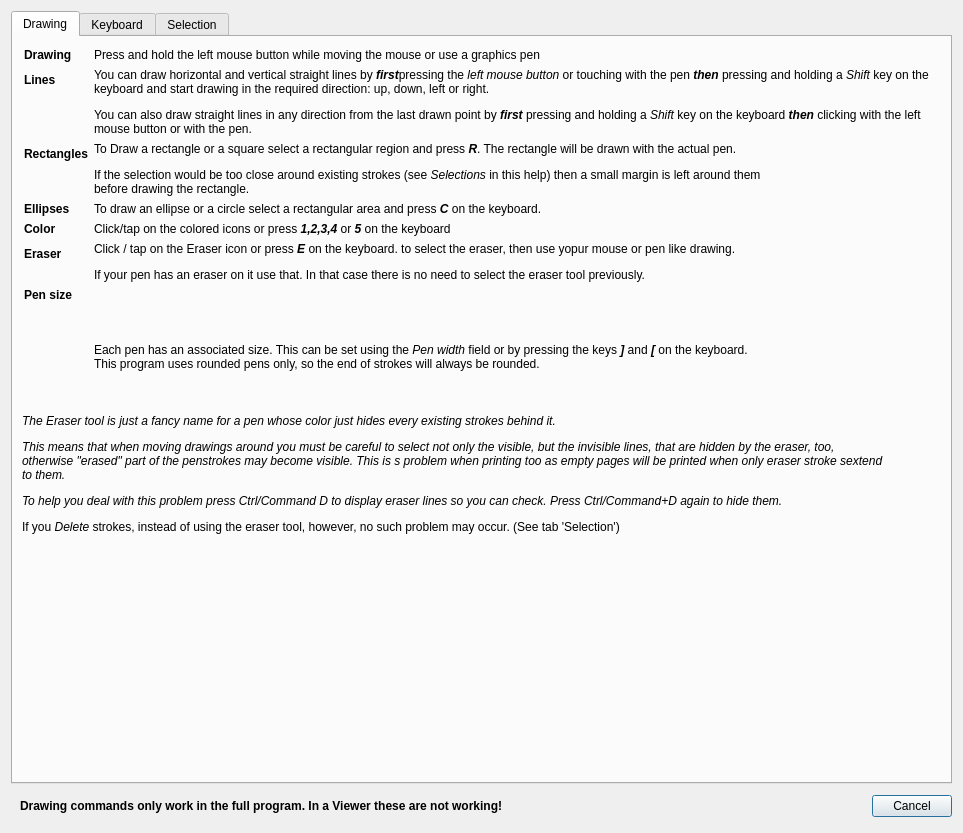
First picture: the form in FalconBoard/helpdialog.ui, repository solyoma/FalconBoard, before the edit.
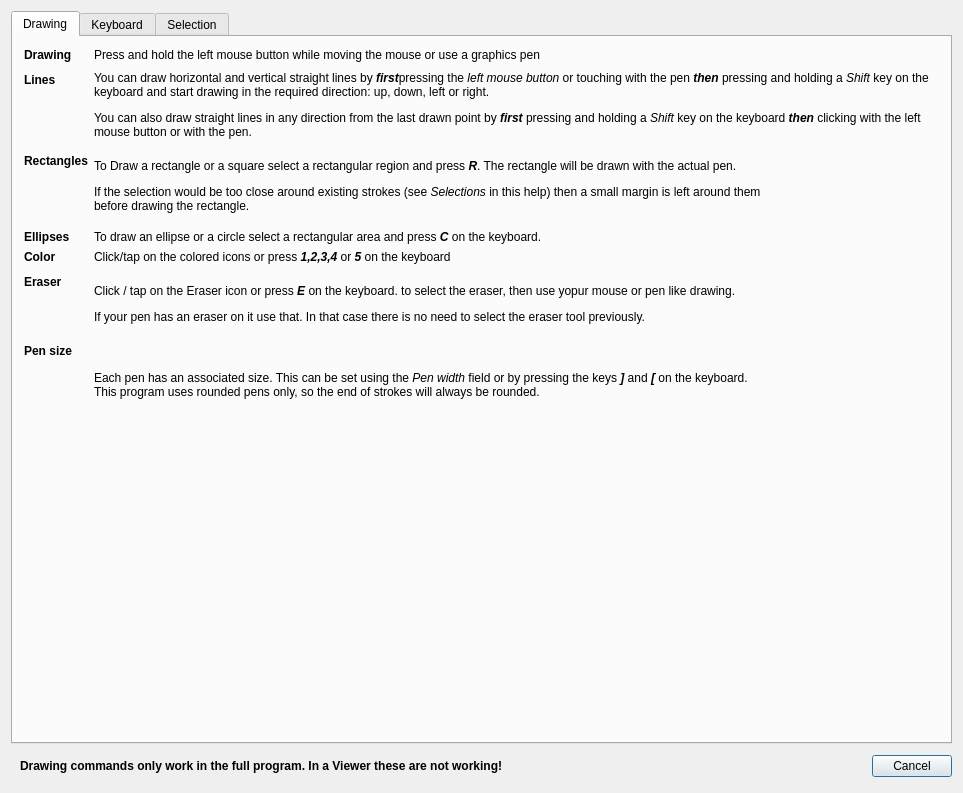
Second picture: the form after the edit.

Commit message: bugfix: eraser seem to be working bugfix: clipboard could not be created before the GUI application was created bugfix: eraser drawn on bad canvas bugfix: undo eraser strokes

What changed in the file:
```diff
--- a/FalconBoard/helpdialog.ui
+++ b/FalconBoard/helpdialog.ui
@@ -33,6 +33,9 @@
           </sizepolicy>
          </property>
          <layout class="QFormLayout" name="formLayout">
+          <property name="labelAlignment">
+           <set>Qt::AlignLeading|Qt::AlignLeft|Qt::AlignTop</set>
+          </property>
           <property name="leftMargin">
            <number>2</number>
           </property>
@@ -254,22 +257,6 @@
          </layout>
         </widget>
        </item>
-       <item>
-        <widget class="QLabel" name="label_8">
-         <property name="font">
-          <font>
-           <weight>50</weight>
-           <bold>false</bold>
-          </font>
-         </property>
-         <property name="text">
-          <string>&lt;html&gt;&lt;head/&gt;&lt;body&gt;&lt;p&gt;&lt;span style=&quot; font-style:italic;&quot;&gt;The Eraser tool is just a fancy name for a pen whose color just hides every existing strokes behind it.&lt;/span&gt;&lt;/p&gt;&lt;p&gt;&lt;span style=&quot; font-style:italic;&quot;&gt;This means that when moving drawings around you must be careful to select not only the visible, but the invisible lines, that are hidden by the eraser, too,&lt;br/&gt;otherwise &amp;quot;erased&amp;quot; part of the penstrokes may become visible. This is s problem when printing too as empty pages will be printed when only eraser stroke sextend &lt;br/&gt;to them.&lt;/span&gt;&lt;/p&gt;&lt;p&gt;&lt;span style=&quot; font-style:italic;&quot;&gt;To help you deal with this problem press Ctrl/Command D to display eraser lines so you can check. Press Ctrl/Command+D again to hide them.&lt;/span&gt;&lt;/p&gt;&lt;p&gt;If you &lt;span style=&quot; font-style:italic;&quot;&gt;Delete&lt;/span&gt; strokes, instead of using the eraser tool, however, no such problem may occur. (See tab 'Selection')&lt;br/&gt;&lt;/p&gt;&lt;/body&gt;&lt;/html&gt;</string>
-         </property>
-         <property name="wordWrap">
-          <bool>true</bool>
-         </property>
-        </widget>
-       </item>
        <item>
         <spacer name="verticalSpacer">
          <property name="orientation">
@@ -342,7 +329,7 @@
           </font>
          </property>
          <property name="title">
-          <string>Keybord shortcuts</string>
+          <string>Keybord shortcuts - no active selection</string>
          </property>
          <layout class="QHBoxLayout" name="horizontalLayout_3">
           <item>
@@ -354,7 +341,7 @@
              </font>
             </property>
             <property name="text">
-             <string>&lt;html&gt;&lt;head/&gt;&lt;body&gt;&lt;p&gt;&lt;span style=&quot; font-weight:600;&quot;&gt;F1&lt;/span&gt; Show this help&lt;br/&gt;&lt;br/&gt;&lt;span style=&quot; font-weight:600;&quot;&gt;1, 2, 3, 4, 5 &lt;/span&gt;Select Pen color, &lt;span style=&quot; font-weight:600;&quot;&gt;E &lt;/span&gt;Select Eraser&lt;br/&gt;&lt;span style=&quot; font-weight:600;&quot;&gt;X&lt;/span&gt; Put a cross at the actual cursor position&lt;br/&gt;&lt;span style=&quot; font-weight:600;&quot;&gt;Brace keys &lt;/span&gt;(&lt;span style=&quot; font-weight:600;&quot;&gt;][&lt;/span&gt;) increase / decrease pen size&lt;br/&gt;&lt;span style=&quot; font-weight:600;&quot;&gt;Ctrl/Command&lt;/span&gt; + &lt;span style=&quot; font-weight:600;&quot;&gt;Del&lt;/span&gt; Clear whole document&lt;br/&gt;&lt;span style=&quot; font-weight:600;&quot;&gt;Ctrl/Command&lt;/span&gt; + &lt;span style=&quot; font-weight:600;&quot;&gt;N &lt;/span&gt;Create new document&lt;br/&gt;&lt;span style=&quot; font-weight:600;&quot;&gt;Ctrl/Command&lt;/span&gt; + &lt;span style=&quot; font-weight:600;&quot;&gt;O &lt;/span&gt;Open document&lt;br/&gt;&lt;span style=&quot; font-weight:600;&quot;&gt;Ctrl/Command&lt;/span&gt; + &lt;span style=&quot; font-weight:600;&quot;&gt;P&lt;/span&gt; Print document&lt;br/&gt;&lt;span style=&quot; font-weight:600;&quot;&gt;F4&lt;/span&gt; Take a snapshot of the screen behind FalconBoard&lt;/p&gt;&lt;/body&gt;&lt;/html&gt;</string>
+             <string>&lt;html&gt;&lt;head/&gt;&lt;body&gt;&lt;p&gt;&lt;span style=&quot; font-weight:600;&quot;&gt;F1&lt;/span&gt; Show this help&lt;br/&gt;&lt;br/&gt;&lt;span style=&quot; font-weight:600;&quot;&gt;1, 2, 3, 4, 5 &lt;/span&gt;Select Pen color, &lt;span style=&quot; font-weight:600;&quot;&gt;E &lt;/span&gt;Select Eraser&lt;br/&gt;&lt;span style=&quot; font-weight:600;&quot;&gt;X / . (period)&lt;/span&gt; Put a cross / point at the actual cursor position&lt;br/&gt;&lt;span style=&quot; font-weight:600;&quot;&gt;Brace keys &lt;/span&gt;(&lt;span style=&quot; font-weight:600;&quot;&gt;][&lt;/span&gt;) increase / decrease pen size&lt;br/&gt;&lt;span style=&quot; font-weight:600;&quot;&gt;Ctrl/Command&lt;/span&gt; + &lt;span style=&quot; font-weight:600;&quot;&gt;Del&lt;/span&gt; Clear whole document&lt;br/&gt;&lt;span style=&quot; font-weight:600;&quot;&gt;Ctrl/Command&lt;/span&gt; + &lt;span style=&quot; font-weight:600;&quot;&gt;N &lt;/span&gt;Create new document&lt;br/&gt;&lt;span style=&quot; font-weight:600;&quot;&gt;Ctrl/Command&lt;/span&gt; + &lt;span style=&quot; font-weight:600;&quot;&gt;O &lt;/span&gt;Open document&lt;br/&gt;&lt;span style=&quot; font-weight:600;&quot;&gt;Ctrl/Command&lt;/span&gt; + &lt;span style=&quot; font-weight:600;&quot;&gt;P&lt;/span&gt; Print document&lt;br/&gt;&lt;span style=&quot; font-weight:600;&quot;&gt;F4&lt;/span&gt; Take a snapshot of the screen behind FalconBoard&lt;/p&gt;&lt;/body&gt;&lt;/html&gt;</string>
             </property>
            </widget>
           </item>
@@ -382,7 +369,7 @@
              </font>
             </property>
             <property name="text">
-             <string>&lt;html&gt;&lt;head/&gt;&lt;body&gt;&lt;p&gt;&lt;span style=&quot; font-weight:600;&quot;&gt;1, 2, 3, 4, 5 &lt;/span&gt;&lt;span style=&quot; font-style:italic;&quot;&gt;Recolor &lt;/span&gt;&lt;span style=&quot; font-weight:600; font-style:italic;&quot;&gt;completely selected&lt;/span&gt;&lt;span style=&quot; font-style:italic;&quot;&gt; strokes&lt;br/&gt;&lt;/span&gt;&lt;span style=&quot; font-weight:600; font-style:italic;&quot;&gt;0, 8, 9, H, V&lt;/span&gt;&lt;span style=&quot; font-style:italic;&quot;&gt; Rotate or flip &lt;/span&gt;&lt;span style=&quot; font-weight:600; font-style:italic;&quot;&gt;completely selected&lt;/span&gt;&lt;span style=&quot; font-style:italic;&quot;&gt; strokes &lt;br/&gt;&lt;/span&gt;&lt;span style=&quot; font-weight:600;&quot;&gt;0 &lt;/span&gt;&lt;span style=&quot; font-style:italic;&quot;&gt;Rotate selection right by 90 degrees&lt;/span&gt;&lt;br/&gt;&lt;span style=&quot; font-weight:600;&quot;&gt;      8 &lt;/span&gt;&lt;span style=&quot; font-style:italic;&quot;&gt;Rotate selection by 180 degrees&lt;/span&gt;&lt;br/&gt;&lt;span style=&quot; font-weight:600;&quot;&gt;      9 &lt;/span&gt;&lt;span style=&quot; font-style:italic;&quot;&gt;Rotate selection left by 90 degrees&lt;br/&gt;&lt;/span&gt;&lt;span style=&quot; font-weight:600;&quot;&gt;H &lt;/span&gt;&lt;span style=&quot; font-style:italic;&quot;&gt;Flip horizontal&lt;/span&gt;&lt;br/&gt;&lt;span style=&quot; font-weight:600;&quot;&gt;V &lt;/span&gt;&lt;span style=&quot; font-style:italic;&quot;&gt;Flip vertical&lt;br/&gt;&lt;/span&gt;&lt;span style=&quot; font-weight:600;&quot;&gt;Ctrl+Ins, Ctrl+C&lt;/span&gt;&lt;span style=&quot; font-style:italic;&quot;&gt; Copy selected strokes &lt;br/&gt;&lt;/span&gt;&lt;span style=&quot; font-weight:600;&quot;&gt;Ctrl+X, Shift+Del&lt;/span&gt;&lt;span style=&quot; font-style:italic;&quot;&gt; Cut selected strokes &lt;br/&gt;&lt;/span&gt;&lt;span style=&quot; font-weight:600;&quot;&gt;Del, BackSpace&lt;/span&gt;&lt;span style=&quot; font-style:italic;&quot;&gt; Delete selected strokes &lt;br/&gt;&lt;/span&gt;&lt;span style=&quot; font-weight:600;&quot;&gt;R key&lt;/span&gt;&lt;span style=&quot; font-style:italic;&quot;&gt; Draw a rectangle around the selected area leaving a small margin around the selected strokes. Press &lt;/span&gt;&lt;span style=&quot; font-weight:600; font-style:italic;&quot;&gt;Ctrl+R &lt;/span&gt;&lt;span style=&quot; font-style:italic;&quot;&gt;if you don't want the margin, &lt;/span&gt;&lt;span style=&quot; font-weight:600; font-style:italic;&quot;&gt;Shift+R&lt;/span&gt;&lt;span style=&quot; font-style:italic;&quot;&gt; for solid rectangle&lt;/span&gt;&lt;span style=&quot; font-weight:600; font-style:italic;&quot;&gt;&lt;br/&gt;&lt;/span&gt;&lt;span style=&quot; font-weight:600;&quot;&gt;C key&lt;/span&gt;&lt;span style=&quot; font-style:italic;&quot;&gt; Draw an ellipse (or circle) inside the selected area, &lt;/span&gt;&lt;span style=&quot; font-weight:600; font-style:italic;&quot;&gt;Shift+C&lt;/span&gt;&lt;span style=&quot; font-style:italic;&quot;&gt; for solid ellipse^circle..&lt;br/&gt;&lt;/span&gt;&lt;span style=&quot; font-weight:600;&quot;&gt;X key &lt;/span&gt;&lt;span style=&quot; font-style:italic;&quot;&gt;Mark the center of a rectangular selection with intersecting lines&lt;/span&gt;&lt;br/&gt;&lt;span style=&quot; font-weight:600;&quot;&gt;. (Dot)&lt;/span&gt;&lt;span style=&quot; font-style:italic;&quot;&gt;Key Mark the center of a rectangular selection with a single point&lt;/span&gt;&lt;/p&gt;&lt;p&gt;&lt;br/&gt;&lt;/p&gt;&lt;p&gt;&lt;span style=&quot; font-style:italic;&quot;&gt;Move&lt;/span&gt; selected drawings with holding down the &lt;span style=&quot; font-weight:600; font-style:italic;&quot;&gt;Left &lt;/span&gt;button, or move a copy by holding down &lt;span style=&quot; font-weight:600;&quot;&gt;Alt/Option&lt;/span&gt; and pressing and holding the &lt;span style=&quot; font-weight:600; font-style:italic;&quot;&gt;Left&lt;/span&gt; button or using the pen. &lt;br/&gt;Copy selection with &lt;span style=&quot; font-weight:600;&quot;&gt;Ctrl&lt;/span&gt;+&lt;span style=&quot; font-weight:600;&quot;&gt;C &lt;/span&gt;(&lt;span style=&quot; font-weight:600;&quot;&gt;Command&lt;/span&gt;+&lt;span style=&quot; font-weight:600;&quot;&gt;C&lt;/span&gt;), Cut selection with &lt;span style=&quot; font-weight:600;&quot;&gt;Ctrl&lt;/span&gt;+&lt;span style=&quot; font-weight:600;&quot;&gt;X&lt;/span&gt; (&lt;span style=&quot; font-weight:600;&quot;&gt;Command&lt;/span&gt;+&lt;span style=&quot; font-weight:600;&quot;&gt;X&lt;/span&gt;) Paste by selecting an area at destination then use &lt;span style=&quot; font-weight:600;&quot;&gt;Ctr&lt;/span&gt;l+&lt;span style=&quot; font-weight:600;&quot;&gt;V &lt;/span&gt;(&lt;span style=&quot; font-weight:600;&quot;&gt;Command&lt;/span&gt;+&lt;span style=&quot; font-weight:600;&quot;&gt;V&lt;/span&gt;).&lt;/p&gt;&lt;p&gt;&lt;span style=&quot; font-weight:600;&quot;&gt;F5 &lt;/span&gt;&lt;span style=&quot; font-style:italic;&quot;&gt;Insert vertical space from top of selected area (Moves all drawings down below the top of this selection)&lt;/span&gt;&lt;/p&gt;&lt;p&gt;&lt;span style=&quot; font-weight:600;&quot;&gt;Del &lt;/span&gt;&lt;span style=&quot; font-style:italic;&quot;&gt;Removes selected strokes or, when there are no strokes or images inside the selection area, removes that space&lt;/span&gt;&lt;/p&gt;&lt;p&gt;&lt;span style=&quot; font-weight:600;&quot;&gt;ESC &lt;/span&gt;Hide&lt;span style=&quot; font-style:italic;&quot;&gt; the selection&lt;/span&gt;&lt;/p&gt;&lt;/body&gt;&lt;/html&gt;</string>
+             <string>&lt;html&gt;&lt;head/&gt;&lt;body&gt;&lt;p&gt;&lt;span style=&quot; font-weight:600;&quot;&gt;1, 2, 3, 4, 5 &lt;/span&gt;&lt;span style=&quot; font-style:italic;&quot;&gt;Recolor &lt;/span&gt;&lt;span style=&quot; font-weight:600; font-style:italic;&quot;&gt;completely selected&lt;/span&gt;&lt;span style=&quot; font-style:italic;&quot;&gt; strokes&lt;br/&gt;&lt;/span&gt;&lt;span style=&quot; font-weight:600; font-style:italic;&quot;&gt;0, 8, 9, H, V&lt;/span&gt;&lt;span style=&quot; font-style:italic;&quot;&gt; Rotate or flip &lt;/span&gt;&lt;span style=&quot; font-weight:600; font-style:italic;&quot;&gt;completely selected&lt;/span&gt;&lt;span style=&quot; font-style:italic;&quot;&gt; strokes &lt;br/&gt;&lt;/span&gt;&lt;span style=&quot; font-weight:600;&quot;&gt;0 &lt;/span&gt;&lt;span style=&quot; font-style:italic;&quot;&gt;Rotate selection right by 90 degrees&lt;/span&gt;&lt;br/&gt;&lt;span style=&quot; font-weight:600;&quot;&gt;      8 &lt;/span&gt;&lt;span style=&quot; font-style:italic;&quot;&gt;Rotate selection by 180 degrees&lt;/span&gt;&lt;br/&gt;&lt;span style=&quot; font-weight:600;&quot;&gt;      9 &lt;/span&gt;&lt;span style=&quot; font-style:italic;&quot;&gt;Rotate selection left by 90 degrees&lt;br/&gt;&lt;/span&gt;&lt;span style=&quot; font-weight:600;&quot;&gt;H &lt;/span&gt;&lt;span style=&quot; font-style:italic;&quot;&gt;Flip horizontal&lt;/span&gt;&lt;br/&gt;&lt;span style=&quot; font-weight:600;&quot;&gt;V &lt;/span&gt;&lt;span style=&quot; font-style:italic;&quot;&gt;Flip vertical&lt;br/&gt;&lt;/span&gt;&lt;span style=&quot; font-weight:600;&quot;&gt;Ctrl+Ins, Ctrl+C&lt;/span&gt;&lt;span style=&quot; font-style:italic;&quot;&gt; Copy selected strokes &lt;br/&gt;&lt;/span&gt;&lt;span style=&quot; font-weight:600;&quot;&gt;Ctrl+X, Shift+Del&lt;/span&gt;&lt;span style=&quot; font-style:italic;&quot;&gt; Cut selected strokes &lt;br/&gt;&lt;/span&gt;&lt;span style=&quot; font-weight:600;&quot;&gt;Del, BackSpace&lt;/span&gt;&lt;span style=&quot; font-style:italic;&quot;&gt; Delete selected strokes &lt;br/&gt;&lt;/span&gt;&lt;span style=&quot; font-weight:600;&quot;&gt;R key&lt;/span&gt;&lt;span style=&quot; font-style:italic;&quot;&gt; Draw a rectangle around the selected area leaving a small margin around the selected strokes. Press &lt;/span&gt;&lt;span style=&quot; font-weight:600; font-style:italic;&quot;&gt;Ctrl+R &lt;/span&gt;&lt;span style=&quot; font-style:italic;&quot;&gt;if you don't want the margin, &lt;/span&gt;&lt;span style=&quot; font-weight:600; font-style:italic;&quot;&gt;Shift+R&lt;/span&gt;&lt;span style=&quot; font-style:italic;&quot;&gt; for solid rectangle&lt;/span&gt;&lt;span style=&quot; font-weight:600; font-style:italic;&quot;&gt;&lt;br/&gt;&lt;/span&gt;&lt;span style=&quot; font-weight:600;&quot;&gt;C key&lt;/span&gt;&lt;span style=&quot; font-style:italic;&quot;&gt; Draw an ellipse (or circle) inside the selected area, &lt;/span&gt;&lt;span style=&quot; font-weight:600; font-style:italic;&quot;&gt;Shift+C&lt;/span&gt;&lt;span style=&quot; font-style:italic;&quot;&gt; for solid ellipse^circle..&lt;br/&gt;&lt;/span&gt;&lt;span style=&quot; font-weight:600;&quot;&gt;X key &lt;/span&gt;&lt;span style=&quot; font-style:italic;&quot;&gt;Mark the center of a rectangular selection with intersecting lines&lt;/span&gt;&lt;br/&gt;&lt;span style=&quot; font-weight:600;&quot;&gt;. (Dot)&lt;/span&gt;&lt;span style=&quot; font-style:italic;&quot;&gt;Key Mark the center of a rectangular selection with a single point&lt;/span&gt;&lt;/p&gt;&lt;p&gt;&lt;br/&gt;Copy selection with &lt;span style=&quot; font-weight:600;&quot;&gt;Ctrl&lt;/span&gt;+&lt;span style=&quot; font-weight:600;&quot;&gt;C &lt;/span&gt;(&lt;span style=&quot; font-weight:600;&quot;&gt;Command&lt;/span&gt;+&lt;span style=&quot; font-weight:600;&quot;&gt;C&lt;/span&gt;), Cut selection with &lt;span style=&quot; font-weight:600;&quot;&gt;Ctrl&lt;/span&gt;+&lt;span style=&quot; font-weight:600;&quot;&gt;X&lt;/span&gt; (&lt;span style=&quot; font-weight:600;&quot;&gt;Command&lt;/span&gt;+&lt;span style=&quot; font-weight:600;&quot;&gt;X&lt;/span&gt;) Paste by selecting an area at destination then use &lt;span style=&quot; font-weight:600;&quot;&gt;Ctr&lt;/span&gt;l+&lt;span style=&quot; font-weight:600;&quot;&gt;V &lt;/span&gt;(&lt;span style=&quot; font-weight:600;&quot;&gt;Command&lt;/span&gt;+&lt;span style=&quot; font-weight:600;&quot;&gt;V&lt;/span&gt;).&lt;/p&gt;&lt;p&gt;&lt;span style=&quot; font-weight:600;&quot;&gt;F5 &lt;/span&gt;&lt;span style=&quot; font-style:italic;&quot;&gt;Insert vertical space from top of selected area (Moves all drawings down below the top of this selection)&lt;/span&gt;&lt;/p&gt;&lt;p&gt;&lt;span style=&quot; font-weight:600;&quot;&gt;Del &lt;/span&gt;&lt;span style=&quot; font-style:italic;&quot;&gt;Removes selected strokes or, when there are no strokes or images inside the selection area, removes that space&lt;/span&gt;&lt;/p&gt;&lt;p&gt;&lt;span style=&quot; font-weight:600;&quot;&gt;ESC &lt;/span&gt;Hide&lt;span style=&quot; font-style:italic;&quot;&gt; the selection&lt;/span&gt;&lt;/p&gt;&lt;/body&gt;&lt;/html&gt;</string>
             </property>
            </widget>
           </item>
@@ -415,7 +402,7 @@
           <item>
            <widget class="QLabel" name="label_19">
             <property name="text">
-             <string>&lt;html&gt;&lt;head/&gt;&lt;body&gt;&lt;p&gt;&lt;span style=&quot; font-weight:600;&quot;&gt;Area selection&lt;br/&gt;&lt;/span&gt;&lt;br/&gt;Press and hold the &lt;span style=&quot; font-weight:600; font-style:italic;&quot;&gt;right mouse (pen) button&lt;/span&gt; or press and hold &lt;span style=&quot; font-weight:600; font-style:italic;&quot;&gt;Ctrl&lt;/span&gt;&lt;span style=&quot; font-weight:600;&quot;&gt; /Command+ &lt;/span&gt;&lt;span style=&quot; font-weight:600; font-style:italic;&quot;&gt;left mouse button&lt;/span&gt; and move the mouse (pen) around. Release the mouse or pen button when finished. &lt;/p&gt;&lt;p&gt;When you release the button the selection shrinks to enclose completely selected strokes (including or excluding eraser lines, depending on the initial manual selection!). If you don't want the selection to shrink (for instance making a rectangle around a region) press &lt;span style=&quot; font-weight:600; font-style:italic;&quot;&gt;Alt/Option&lt;/span&gt; on the keyboard before releasing the mouse or pen button.&lt;/p&gt;&lt;p&gt;To get a square selection (for drawing squares or circles instead of rectangles or ellipses) press and hold the &lt;span style=&quot; font-weight:600; font-style:italic;&quot;&gt;Shift &lt;/span&gt;key during selection. If you hold the &lt;span style=&quot; font-weight:600; text-decoration: underline;&quot;&gt;Alt/Option&lt;/span&gt; key down then the selection expands from the starting point. So you may draw concentric circles or rectangles.&lt;/p&gt;&lt;p&gt;Area selection will select each and every strokes completely inside the selection area. If you want to select just some strokes, use the method described below.&lt;/p&gt;&lt;p&gt;&lt;span style=&quot; font-weight:600;&quot;&gt;To select a screenshot or pen strokes&lt;/span&gt;&lt;/p&gt;&lt;p&gt;Press and hold &lt;span style=&quot; font-weight:600;&quot;&gt;Ctrl&lt;/span&gt;/&lt;span style=&quot; font-weight:600;&quot;&gt;Command &lt;/span&gt;and click on the screenshot image or on a pen stroke. The topmost screenshot or all strokes below the pen will be selected.&lt;br/&gt;More than one stroke can be selected if you hold down the both the &lt;span style=&quot; font-weight:600; font-style:italic;&quot;&gt;Ctrl/Command&lt;/span&gt; and a &lt;span style=&quot; font-weight:600; font-style:italic;&quot;&gt;Shift&lt;/span&gt; key together and clicking an all strokes you want to select.&lt;/p&gt;&lt;p&gt;&lt;span style=&quot; font-weight:600;&quot;&gt;Area selection during a screenshot (F4) key&lt;br/&gt;&lt;br/&gt;&lt;/span&gt;Press and hold the left mouse button while dragging the mouse. When the button is released the selected area will be copied into the dokument below the pen strokes and becomes selected, redy to move around with the mouse.&lt;/p&gt;&lt;p&gt;Press &lt;span style=&quot; font-weight:600;&quot;&gt;ESC&lt;/span&gt; to remove the selection or to return without a screen shot taken..&lt;/p&gt;&lt;/body&gt;&lt;/html&gt;</string>
+             <string>&lt;html&gt;&lt;head/&gt;&lt;body&gt;&lt;p&gt;&lt;span style=&quot; font-weight:600;&quot;&gt;Area selection&lt;br/&gt;&lt;/span&gt;&lt;br/&gt;Press and hold the &lt;span style=&quot; font-weight:600; font-style:italic;&quot;&gt;right mouse (pen) button&lt;/span&gt; or press and hold &lt;span style=&quot; font-weight:600; font-style:italic;&quot;&gt;Ctrl&lt;/span&gt;&lt;span style=&quot; font-weight:600;&quot;&gt; /Command+ &lt;/span&gt;&lt;span style=&quot; font-weight:600; font-style:italic;&quot;&gt;left mouse button&lt;/span&gt; and move the mouse (pen) around. Release the mouse or pen button when finished. &lt;/p&gt;&lt;p&gt;When you release the button the selection shrinks to enclose completely selected strokes. If you don't want the selection to shrink (for instance making a rectangle around a region) press &lt;span style=&quot; font-weight:600; font-style:italic;&quot;&gt;Alt/Option&lt;/span&gt; on the keyboard before releasing the mouse or pen button.&lt;/p&gt;&lt;p&gt;To get a square selection (for drawing squares or circles instead of rectangles or ellipses) press and hold the &lt;span style=&quot; font-weight:600; font-style:italic;&quot;&gt;Shift &lt;/span&gt;key during selection. If you hold the &lt;span style=&quot; font-weight:600; text-decoration: underline;&quot;&gt;Alt/Option&lt;/span&gt; key down then the selection expands from the starting point. So you may draw concentric circles or rectangles.&lt;/p&gt;&lt;p&gt;Area selection will select each and every strokes completely inside the selection area. If you want to select just some strokes, use the method described below.&lt;/p&gt;&lt;p&gt;&lt;span style=&quot; font-weight:600;&quot;&gt;To select a screenshot or pen strokes&lt;/span&gt;&lt;/p&gt;&lt;p&gt;Press and hold &lt;span style=&quot; font-weight:600;&quot;&gt;Ctrl&lt;/span&gt;/&lt;span style=&quot; font-weight:600;&quot;&gt;Command &lt;/span&gt;and click on the screenshot image or on a pen stroke. The topmost screenshot or all strokes below the pen will be selected.&lt;br/&gt;More than one stroke can be selected if you hold down the both the &lt;span style=&quot; font-weight:600; font-style:italic;&quot;&gt;Ctrl/Command&lt;/span&gt; and a &lt;span style=&quot; font-weight:600; font-style:italic;&quot;&gt;Shift&lt;/span&gt; key together and clicking an all strokes you want to select.&lt;/p&gt;&lt;p&gt;&lt;span style=&quot; font-weight:600;&quot;&gt;Area selection during a screenshot (F4) key&lt;br/&gt;&lt;br/&gt;&lt;/span&gt;Press and hold the left mouse button while dragging the mouse. When the button is released the selected area will be copied into the dokument below the pen strokes and becomes selected, redy to move around with the mouse.&lt;/p&gt;&lt;p&gt;Press &lt;span style=&quot; font-weight:600;&quot;&gt;ESC&lt;/span&gt; to remove the selection or to return without a screen shot taken.&lt;/p&gt;&lt;/body&gt;&lt;/html&gt;</string>
             </property>
             <property name="wordWrap">
              <bool>true</bool>
@@ -425,6 +412,13 @@
          </layout>
         </widget>
        </item>
+       <item>
+        <widget class="QLabel" name="label_8">
+         <property name="text">
+          <string>&lt;html&gt;&lt;head/&gt;&lt;body&gt;&lt;p&gt;&lt;br/&gt;&lt;/p&gt;&lt;p&gt;&lt;span style=&quot; font-weight:600;&quot;&gt;Move&lt;/span&gt; selected drawings with holding down the &lt;span style=&quot; font-weight:600;&quot;&gt;Left&lt;/span&gt; button, or &lt;span style=&quot; font-weight:600;&quot;&gt;move a copy&lt;/span&gt; by holding down &lt;span style=&quot; font-weight:600;&quot;&gt;Alt/Option&lt;/span&gt; and pressing and holding the &lt;span style=&quot; font-weight:600;&quot;&gt;Left button&lt;/span&gt; or using the pen. &lt;/p&gt;&lt;/body&gt;&lt;/html&gt;</string>
+         </property>
+        </widget>
+       </item>
        <item>
         <spacer name="verticalSpacer_2">
          <property name="orientation">
```
The commit also changes 14 other files.
